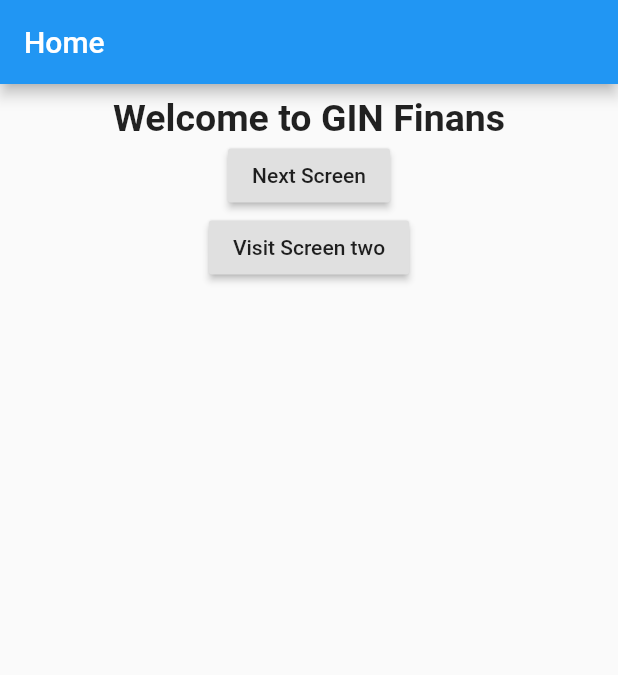
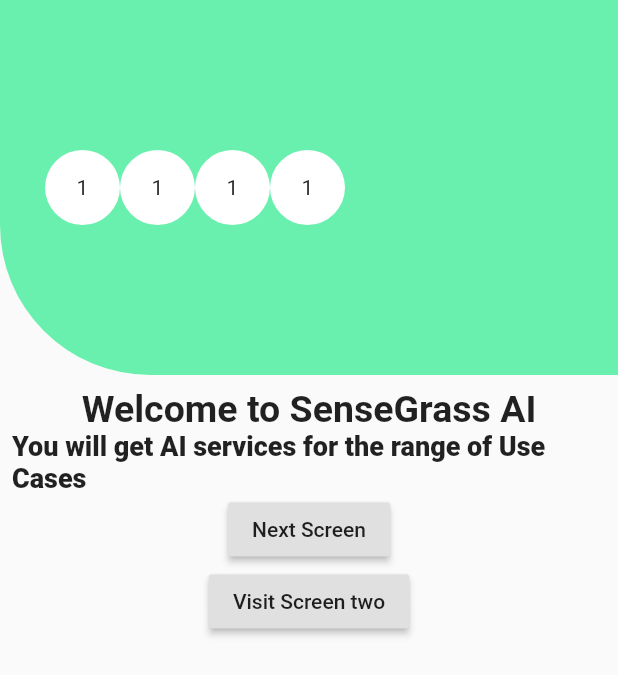
Before and after one commit to vipulpandey/gin-finans, a Flutter app: the screen it shows after launch, on a phone screen of 412 x 824 dp. Shown: the top 675 px of the screen. Run offline on Flutter 3.47's test engine with Material 2 defaults, Android fonts, the phone set to English and light mode, and no system bars.

Commit message:
sensegrass app

```diff
--- /dev/null
+++ b/lib/buttons.dart
@@ -0,0 +1,16 @@
+import 'package:flutter/material.dart';
+
+
+class RectButton extends StatefulWidget {
+  @override
+  _RectButtonState createState() => _RectButtonState();
+}
+
+class _RectButtonState extends State<RectButton> {
+  @override
+  Widget build(BuildContext context) {
+    return Container(
+
+    );
+  }
+}
--- a/lib/main.dart
+++ b/lib/main.dart
@@ -11,7 +11,6 @@
     return MaterialApp(
       title: 'Bank AI',
       theme: ThemeData(
-
         primarySwatch: Colors.blue,
         // This makes the visual density adapt to the platform that you run
         // the app on. For desktop platforms, the controls will be smaller and
@@ -19,11 +18,11 @@
         visualDensity: VisualDensity.adaptivePlatformDensity,
       ),
       // home: MyHomePage(),
-      initialRoute:  '/',
+      initialRoute: '/',
       routes: {
-        '/' : (context) => MyHomePage(),
-        '/one' : (context) => ScreenOne(),
-        '/two' : (context) => ScreenTwo()
+        '/': (context) => MyHomePage(),
+        '/one': (context) => ScreenOne(),
+        '/two': (context) => ScreenTwo()
       },
     );
   }
@@ -33,22 +32,63 @@
   @override
   Widget build(BuildContext context) {
     return Scaffold(
-      appBar: AppBar(title : Text("Home")),
-      body: Padding(
-        padding: const EdgeInsets.all(8.0),
-        child: Center(
-
+      // appBar: AppBar(title : Text("Home")),
+      body: Center(
         child: Column(
           children: <Widget>[
-              Text("Welcome to GIN Finans", style: TextStyle(fontSize: 25, fontWeight: FontWeight.bold),),
-              RaisedButton(onPressed: (){
+            Stack(
+              children: <Widget>[
+                Container(
+                  // color: Colors.lightBlue,
+                  height: 250,
+                  decoration: BoxDecoration(
+                    borderRadius:
+                        BorderRadius.only(bottomLeft: Radius.circular(100)),
+                    color: Colors.greenAccent,
+                  ),
+                ),
+                Positioned(
+                  top: 100,
+                  left: 30,
+                  child: Row(
+                    children: [
+                      CircularInd(),
+                      CircularInd(),
+                      CircularInd(),
+                      CircularInd()
+                    ],
+                  ),
+                ),
+              ],
+            ),
+            Padding(
+              padding: const EdgeInsets.all(8.0),
+              child: Column(
+                mainAxisAlignment: MainAxisAlignment.spaceBetween,
+                children: <Widget>[
+                  Text(
+                    "Welcome to SenseGrass AI",
+                    style: TextStyle(fontSize: 25, fontWeight: FontWeight.bold),
+                  ),
+
+                 Center(
+                   child: Text(
+                          "You will get AI services for the range of Use Cases",
+                          style: TextStyle(
+                              fontSize: 18, fontWeight: FontWeight.w900),
+                        ),
+                 ),
+
+
+                  RaisedButton(
+                    onPressed: () {
                       // Navigator.push(context, MaterialPageRoute(builder: (context) => ScreenOne()));
                       Navigator.pushNamed(context, '/one');
-
                     },
                     child: Text('Next Screen'),
                   ),
-              RaisedButton(onPressed: (){
+                  RaisedButton(
+                    onPressed: () {
                       // Navigator.push(context, MaterialPageRoute(builder: (context) => ScreenOne()));
 
                       Navigator.pushNamed(context, '/two');
@@ -57,6 +97,8 @@
                   )
                 ],
               ),
+            )
+          ],
         ),
       ),
     );
@@ -72,6 +114,27 @@
   }
 }
 
+class CircularInd extends StatefulWidget {
+  @override
+  _CircularIndState createState() => _CircularIndState();
+}
+
+class _CircularIndState extends State<CircularInd> {
+  @override
+  Widget build(BuildContext context) {
+    return Container(
+      width: 50,
+      height: 50,
+      alignment: Alignment.center,
+      decoration: BoxDecoration(
+        borderRadius: BorderRadius.circular(50),
+        color: Colors.white,
+      ),
+      child: Text("1"),
+    );
+  }
+}
+
 class ScreenTwo extends StatelessWidget {
   @override
   Widget build(BuildContext context) {
```
Lines whose indentation alone changed are shown as unchanged.
